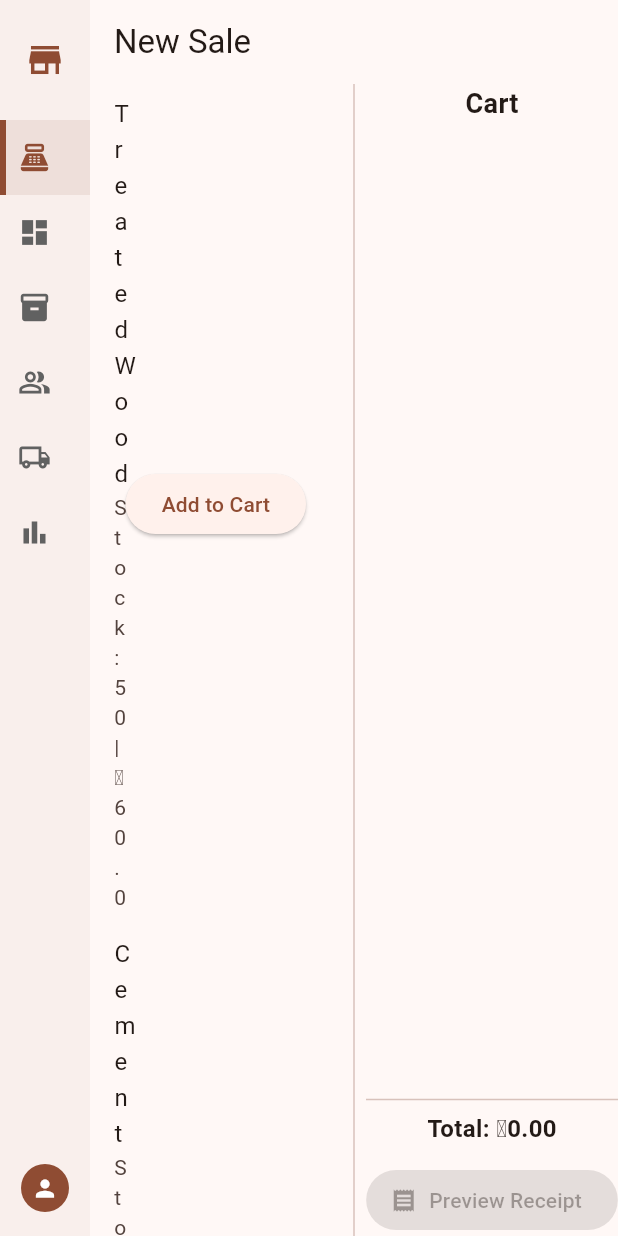
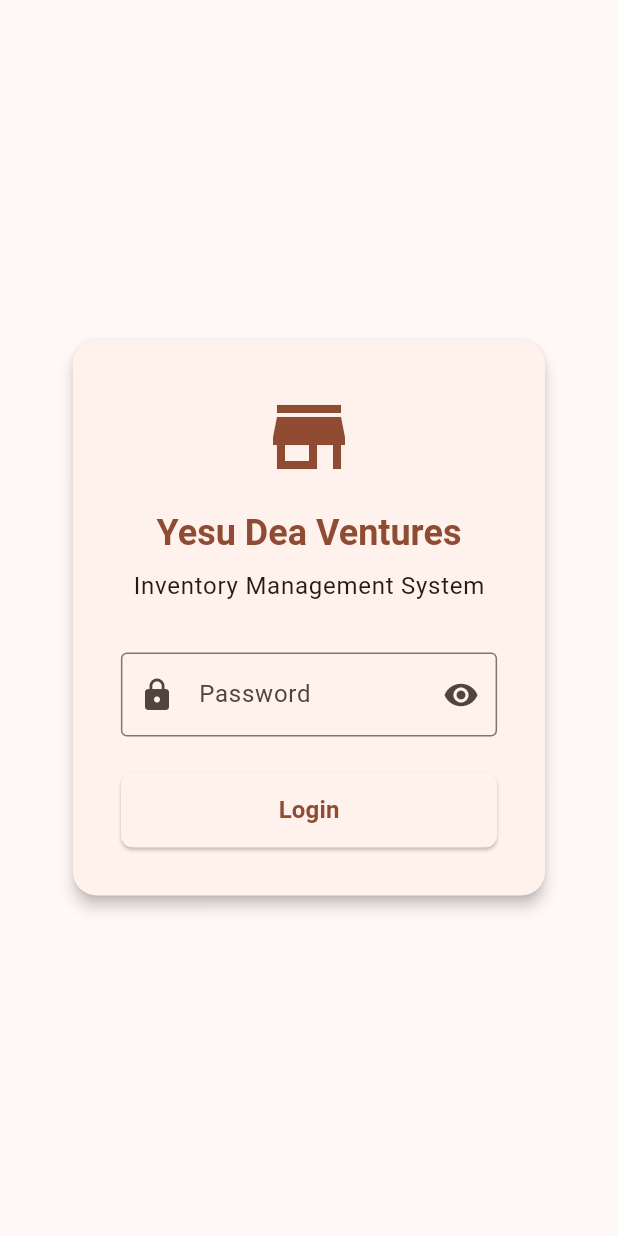
Before and after one commit to ericatsu/yesudua_ventures, a Flutter app: the screen it shows after launch, on a phone screen of 412 x 824 dp. Run offline on Flutter 3.47's test engine with Material 3 defaults, Android fonts, the phone set to English and light mode, and no system bars; our stand-ins replace connectivity_plus, drift, get, supabase_flutter; accounts and stored records are empty; generated files the repository leaves out were written again.

Commit message:
feat: Add login functionality with sidebar visibility control; implement LoginView and LoginController

```diff
--- /dev/null
+++ b/lib/app/modules/auth/login_binding.dart
@@ -0,0 +1,9 @@
+import 'package:get/get.dart';
+import 'login_controller.dart';
+
+class LoginBinding extends Bindings {
+  @override
+  void dependencies() {
+    Get.lazyPut(() => LoginController());
+  }
+}
--- /dev/null
+++ b/lib/app/modules/auth/login_controller.dart
@@ -0,0 +1,60 @@
+import 'package:flutter/material.dart';
+import 'package:get/get.dart';
+import 'package:yesudua_ventures/app/modules/sidebar/sidebar_controller.dart';
+import 'package:yesudua_ventures/app/routes/app_routes.dart';
+
+class LoginController extends GetxController {
+  final formKey = GlobalKey<FormState>();
+  final passwordController = TextEditingController();
+  final RxBool obscurePassword = true.obs;
+  final RxBool isLoading = false.obs;
+
+  // Get sidebar controller
+  final SidebarController _sidebarController = Get.find<SidebarController>();
+
+  void togglePasswordVisibility() {
+    obscurePassword.value = !obscurePassword.value;
+  }
+
+  String? validatePassword(String? value) {
+    if (value == null || value.isEmpty) {
+      return 'Password is required';
+    }
+    return null;
+  }
+
+  void login() async {
+    if (formKey.currentState!.validate()) {
+      try {
+        isLoading.value = true;
+
+        // Simulate login delay
+        await Future.delayed(const Duration(seconds: 2));
+
+        // You would implement actual authentication here
+        // For now, we'll just simulate a successful login
+
+        // After successful authentication:
+        // 1. Ensure sidebar is shown
+        _sidebarController.showSidebar();
+
+        // 2. Navigate to dashboard or sales page
+        Get.offAllNamed(AppRoutes.DASHBOARD);
+      } catch (e) {
+        Get.snackbar(
+          'Error',
+          'Login failed: ${e.toString()}',
+          snackPosition: SnackPosition.BOTTOM,
+        );
+      } finally {
+        isLoading.value = false;
+      }
+    }
+  }
+
+  @override
+  void onClose() {
+    passwordController.dispose();
+    super.onClose();
+  }
+}
--- /dev/null
+++ b/lib/app/modules/auth/login_view.dart
@@ -0,0 +1,114 @@
+import 'package:flutter/material.dart';
+import 'package:get/get.dart';
+import 'login_controller.dart';
+
+class LoginView extends GetView<LoginController> {
+  const LoginView({super.key});
+
+  @override
+  Widget build(BuildContext context) {
+    final size = MediaQuery.of(context).size;
+
+    return Scaffold(
+      body: Center(
+        child: SingleChildScrollView(
+          child: Container(
+            padding: const EdgeInsets.all(24),
+            width: size.width > 600 ? 450 : size.width * 0.9,
+            child: Card(
+              elevation: 4,
+              shape: RoundedRectangleBorder(
+                borderRadius: BorderRadius.circular(16),
+              ),
+              child: Padding(
+                padding: const EdgeInsets.all(32),
+                child: Form(
+                  key: controller.formKey,
+                  child: Column(
+                    mainAxisSize: MainAxisSize.min,
+                    children: [
+                      // Logo or App Name
+                      Icon(
+                        Icons.store,
+                        size: 64,
+                        color: Theme.of(context).colorScheme.primary,
+                      ),
+                      const SizedBox(height: 16),
+                      Text(
+                        'Yesu Dea Ventures',
+                        style: Theme.of(
+                          context,
+                        ).textTheme.headlineSmall?.copyWith(
+                          fontWeight: FontWeight.bold,
+                          color: Theme.of(context).colorScheme.primary,
+                        ),
+                      ),
+                      const SizedBox(height: 8),
+                      Text(
+                        'Inventory Management System',
+                        style: Theme.of(context).textTheme.bodyLarge,
+                      ),
+                      const SizedBox(height: 32),
+
+                      // Password Field Only
+                      Obx(
+                        () => TextFormField(
+                          controller: controller.passwordController,
+                          obscureText: controller.obscurePassword.value,
+                          decoration: InputDecoration(
+                            labelText: 'Password',
+                            prefixIcon: const Icon(Icons.lock),
+                            border: const OutlineInputBorder(),
+                            suffixIcon: IconButton(
+                              icon: Icon(
+                                controller.obscurePassword.value
+                                    ? Icons.visibility
+                                    : Icons.visibility_off,
+                              ),
+                              onPressed: controller.togglePasswordVisibility,
+                            ),
+                          ),
+                          validator: controller.validatePassword,
+                        ),
+                      ),
+                      const SizedBox(height: 24),
+
+                      // Login Button
+                      SizedBox(
+                        width: double.infinity,
+                        height: 50,
+                        child: Obx(
+                          () => ElevatedButton(
+                            onPressed:
+                                controller.isLoading.value
+                                    ? null
+                                    : controller.login,
+                            style: ElevatedButton.styleFrom(
+                              shape: RoundedRectangleBorder(
+                                borderRadius: BorderRadius.circular(8),
+                              ),
+                            ),
+                            child:
+                                controller.isLoading.value
+                                    ? const CircularProgressIndicator()
+                                    : const Text(
+                                      'Login',
+                                      style: TextStyle(
+                                        fontSize: 16,
+                                        fontWeight: FontWeight.bold,
+                                      ),
+                                    ),
+                          ),
+                        ),
+                      ),
+                    ],
+                  ),
+                ),
+              ),
+            ),
+          ),
+        ),
+      ),
+    );
+  }
+}
--- a/lib/app/modules/sidebar/app_layout.dart
+++ b/lib/app/modules/sidebar/app_layout.dart
@@ -13,6 +13,12 @@ class AppLayout extends StatelessWidget {
     return Scaffold(
       body: GetBuilder<SidebarController>(
         builder: (controller) {
+
+          if (!controller.shouldShowSidebar) {
+            return child;
+          }
+
+          // Show sidebar for all other pages
           return Row(children: [const SideBar(), Expanded(child: child)]);
         },
       ),
--- a/lib/app/modules/sidebar/sidebar_controller.dart
+++ b/lib/app/modules/sidebar/sidebar_controller.dart
@@ -17,6 +17,9 @@ class SidebarController extends GetxController {
     AppRoutes.SUPPLIERS,
     AppRoutes.REPORTS,
   ];
+
+  // Routes where sidebar should not be visible
+  final List<String> noSidebarRoutes = [AppRoutes.LOGIN];
 
   @override
   void onInit() {
@@ -46,12 +49,23 @@ class SidebarController extends GetxController {
   }
 
   void _updateSidebarVisibility() {
-    _showSidebar.value = sidebarRoutes.contains(currentRoute.value);
+    // Show sidebar if the current route is in sidebarRoutes
+    // and not in noSidebarRoutes
+    _showSidebar.value =
+        sidebarRoutes.contains(currentRoute.value) ||
+        (!noSidebarRoutes.contains(currentRoute.value) &&
+            currentRoute.value.isNotEmpty);
     update();
   }
 
   // Getter that can be used with Obx
   bool get shouldShowSidebar => _showSidebar.value;
+
+  // Method to explicitly show sidebar - useful after authentication
+  void showSidebar() {
+    _showSidebar.value = true;
+    update();
+  }
 
   void toggleSidebar() {
     isExpanded.toggle();
--- a/lib/app/routes/app_pages.dart
+++ b/lib/app/routes/app_pages.dart
@@ -1,4 +1,6 @@
 import 'package:get/get.dart';
+import 'package:yesudua_ventures/app/modules/auth/login_binding.dart';
+import 'package:yesudua_ventures/app/modules/auth/login_view.dart';
 import 'package:yesudua_ventures/app/modules/dashboard/dashboard_binding.dart';
 import 'package:yesudua_ventures/app/modules/dashboard/dashboard_view.dart';
 import 'package:yesudua_ventures/app/modules/debtors/debtors_binding.dart';
@@ -16,6 +18,11 @@ import 'app_routes.dart';
 
 class AppPages {
   static final pages = [
+    GetPage(
+      name: AppRoutes.LOGIN,
+      page: () => const LoginView(),
+      binding: LoginBinding(),
+    ),
     GetPage(
       name: AppRoutes.SALES,
       page: () => SalesView(),
--- a/lib/app/routes/app_routes.dart
+++ b/lib/app/routes/app_routes.dart
@@ -7,4 +7,5 @@ abstract class AppRoutes {
   static const SUPPLIERS = '/suppliers';
   static const REPORTS = '/reports';
   static const SYNC = '/sync';
+  static const LOGIN = '/login';
 }
--- a/lib/main.dart
+++ b/lib/main.dart
@@ -42,7 +42,7 @@ class YesuDeaVenturesApp extends StatelessWidget {
     return GetMaterialApp(
       title: 'Yesu Dea Ventures IMS',
       debugShowCheckedModeBanner: false,
-      initialRoute: AppRoutes.SALES,
+      initialRoute: AppRoutes.LOGIN, // Setting initial route to LOGIN
       defaultTransition: Transition.fadeIn,
       getPages: AppPages.pages,
       theme: ThemeData(
```
